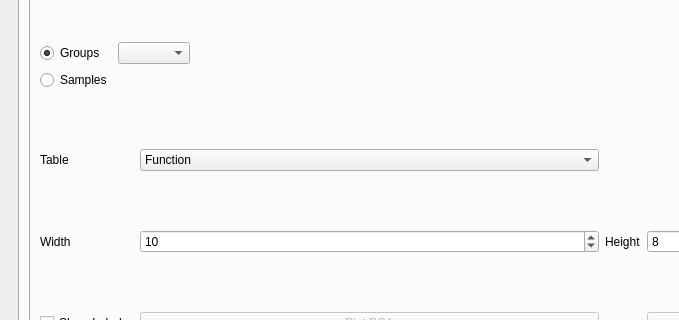
First picture: the form in utils/MetaX_GUI/MainWindow.ui, repository byemaxx/MetaX, before the edit; both pictures show x 0 to 679 and y 118 to 438 of the 1146 by 729 pixel window.
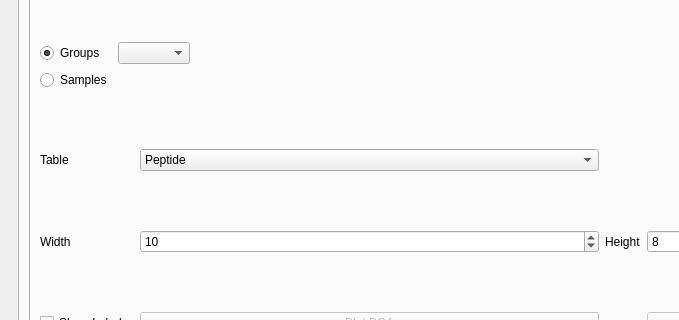
Second picture: the form after the edit. The open tabs and pages were chosen to show the change.

Commit message: modified:   utils/MetaX_GUI/MainWindow.ui     pca页面将peptide选项移到第一个

The edit to the form file:
```diff
--- a/utils/MetaX_GUI/MainWindow.ui
+++ b/utils/MetaX_GUI/MainWindow.ui
@@ -1024,7 +1024,7 @@
                   </property>
                   <item>
                    <property name="text">
-                    <string>Function</string>
+                    <string>Peptide</string>
                    </property>
                   </item>
                   <item>
```
Left out of the diff: 18 changed lines with no effect on the pictures. The commit also changes 2 other files.
